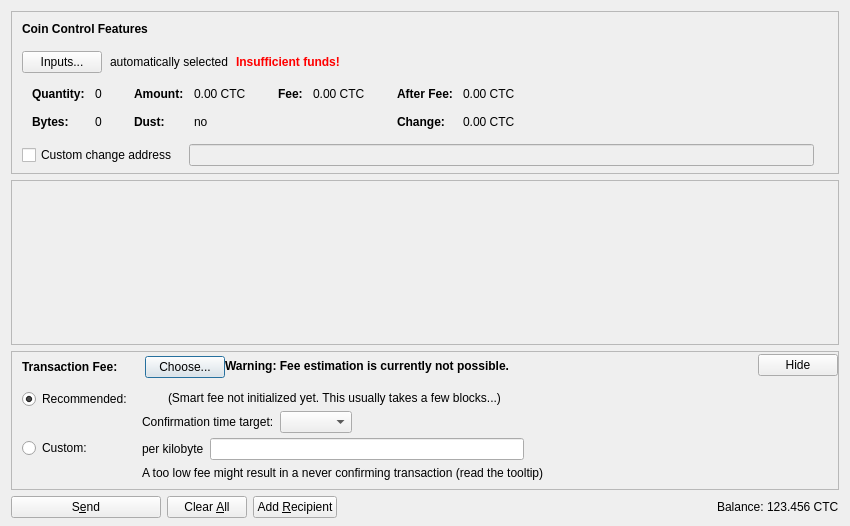
ConnectiCoin/ConnectiCoin, file src/qt/forms/sendcoinsdialog.ui: the form before one commit.
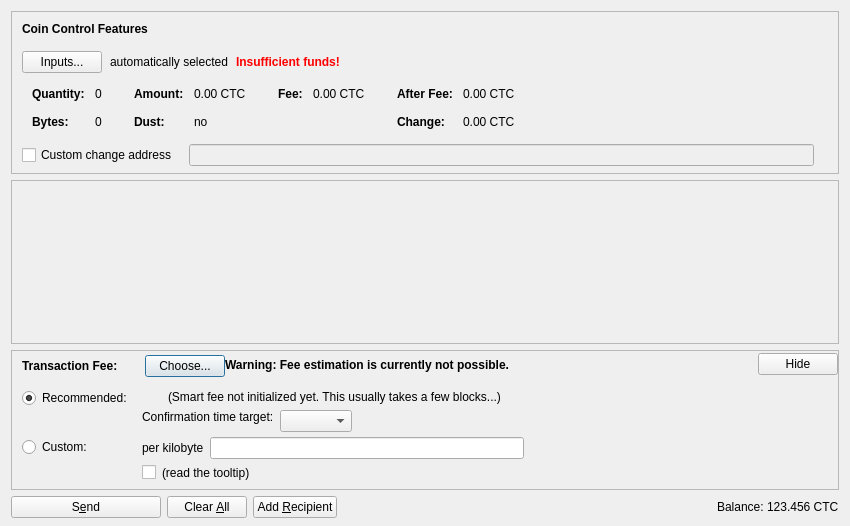
The form after the commit. Icons and pictures are not drawn. Custom widgets are drawn as their Qt base class.

```diff
--- a/src/qt/forms/sendcoinsdialog.ui
+++ b/src/qt/forms/sendcoinsdialog.ui
@@ -878,7 +878,17 @@
                <item>
                 <layout class="QHBoxLayout" name="horizontalLayoutFee8">
                  <item>
-                  <widget class="QLabel" name="labelCustomFeeWarning">
+                  <widget class="QCheckBox" name="checkBoxMinimumFee">
+                   <property name="toolTip">
+                    <string>Paying only the minimum fee is just fine as long as there is less transaction volume than space in the blocks. But be aware that this can end up in a never confirming transaction once there is more demand for connecticoin transactions than the network can process.</string>
+                   </property>
+                   <property name="text">
+                    <string/>
+                   </property>
+                  </widget>
+                 </item>
+                 <item>
+                  <widget class="QLabel" name="labelMinFeeWarning">
                    <property name="enabled">
                     <bool>true</bool>
                    </property>
@@ -886,7 +896,10 @@
                     <string>When there is less transaction volume than space in the blocks, miners as well as relaying nodes may enforce a minimum fee. Paying only this minimum fee is just fine, but be aware that this can result in a never confirming transaction once there is more demand for connecticoin transactions than the network can process.</string>
                    </property>
                    <property name="text">
-                    <string>A too low fee might result in a never confirming transaction (read the tooltip)</string>
+                    <string>(read the tooltip)</string>
+                   </property>
+                   <property name="margin">
+                    <number>5</number>
                    </property>
                   </widget>
                  </item>
@@ -979,6 +992,9 @@
                    <property name="text">
                     <string/>
                    </property>
+                   <property name="margin">
+                    <number>2</number>
+                   </property>
                   </widget>
                  </item>
                  <item>
@@ -993,6 +1009,9 @@
                    <property name="text">
                     <string>(Smart fee not initialized yet. This usually takes a few blocks...)</string>
                    </property>
+                   <property name="margin">
+                    <number>2</number>
+                   </property>
                   </widget>
                  </item>
                  <item>
@@ -1019,8 +1038,24 @@
                      <property name="text">
                       <string>Confirmation time target:</string>
                      </property>
+                     <property name="margin">
+                      <number>2</number>
+                     </property>
                     </widget>
                    </item>
+                   <item>
+                    <spacer name="verticalSpacer_3">
+                     <property name="orientation">
+                      <enum>Qt::Vertical</enum>
+                     </property>
+                     <property name="sizeHint" stdset="0">
+                      <size>
+                       <width>1</width>
+                       <height>1</height>
+                      </size>
+                     </property>
+                    </spacer>
+                   </item>
                   </layout>
                  </item>
                  <item>
```
Left out of the diff: 6 changed lines with no effect on the pictures.
